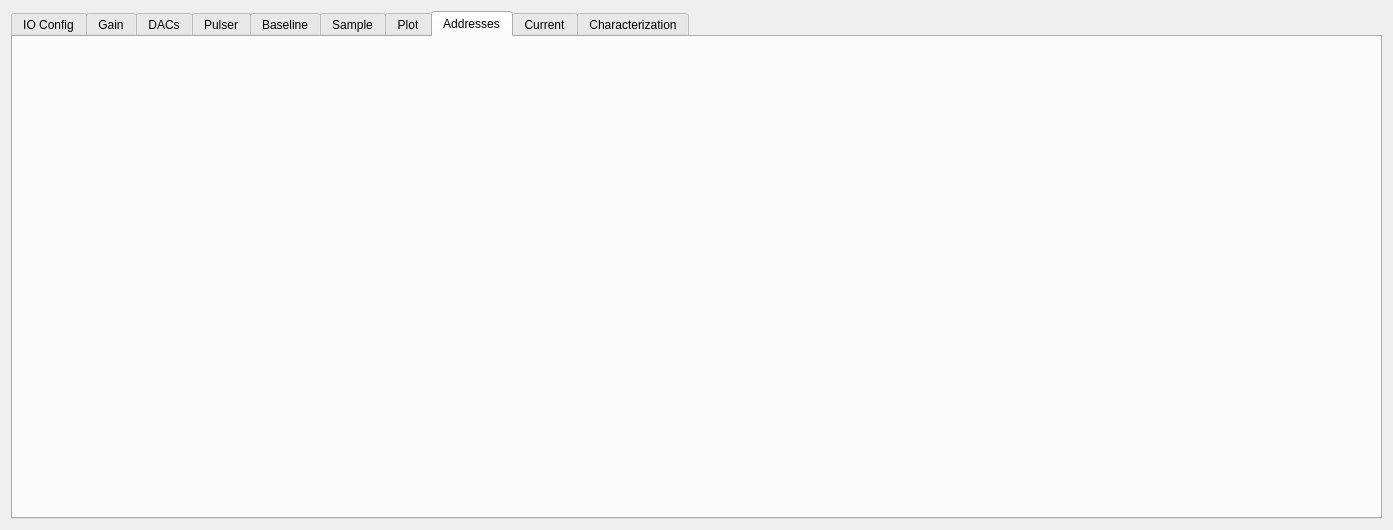
Before: the Qt Designer form mbspex/gui/qt/apfel/ApfelWidget.ui in gsi-ee/drivers, drawn with Qt 5.
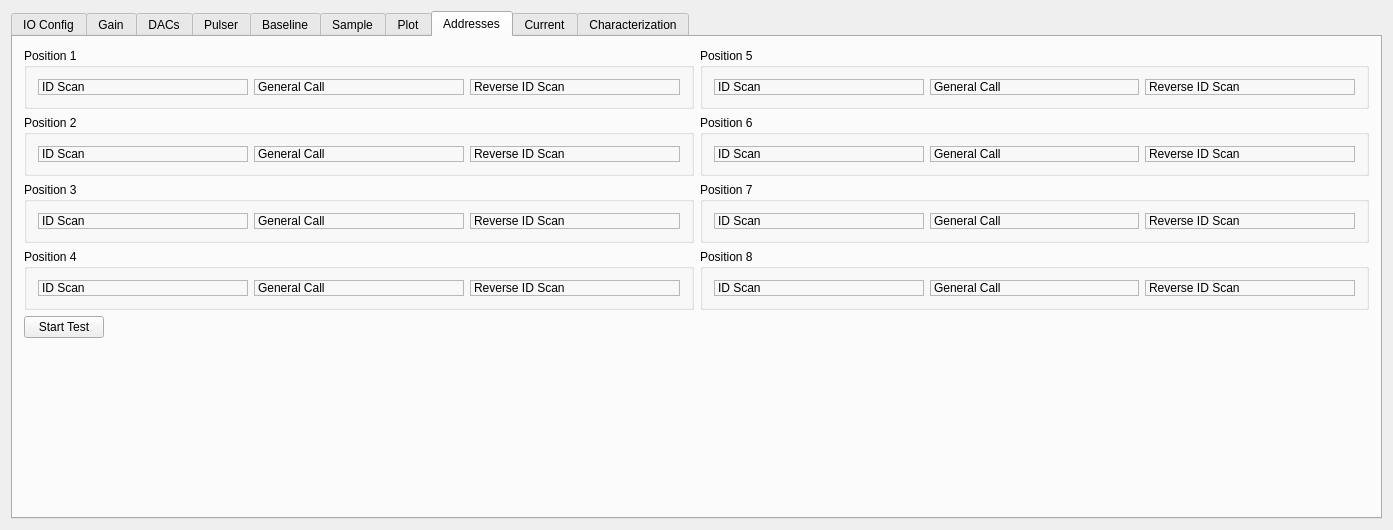
After: the same form once the commit is applied. The open tabs and pages were chosen to show the change. Custom widgets are drawn as their Qt base class.

Commit message: mbspex apfel gui: some more features. under construction.

What changed in the file:
```diff
--- a/mbspex/gui/qt/apfel/ApfelWidget.ui
+++ b/mbspex/gui/qt/apfel/ApfelWidget.ui
@@ -13,7 +13,7 @@
   <property name="windowTitle">
    <string>APFEL Widget</string>
   </property>
-  <layout class="QGridLayout" name="gridLayout_70">
+  <layout class="QGridLayout" name="gridLayout_74">
    <item row="0" column="0">
     <widget class="QTabWidget" name="ApfelTabWidget">
      <property name="toolTip">
@@ -7287,10 +7287,562 @@
       <attribute name="title">
        <string>Addresses</string>
       </attribute>
-      <layout class="QFormLayout" name="formLayout_2">
-       <property name="fieldGrowthPolicy">
-        <enum>QFormLayout::AllNonFixedFieldsGrow</enum>
-       </property>
+      <layout class="QFormLayout" name="formLayout_4">
+       <item row="0" column="0" colspan="2">
+        <layout class="QGridLayout" name="gridLayout_70">
+         <item row="0" column="0">
+          <widget class="QGroupBox" name="AdressGroupBox_1">
+           <property name="title">
+            <string>Position 1</string>
+           </property>
+           <layout class="QHBoxLayout" name="horizontalLayout_140">
+            <item>
+             <widget class="QLabel" name="AdressIDScan_Label_1">
+              <property name="toolTip">
+               <string>Shows status of Address ID scan test</string>
+              </property>
+              <property name="frameShape">
+               <enum>QFrame::StyledPanel</enum>
+              </property>
+              <property name="frameShadow">
+               <enum>QFrame::Sunken</enum>
+              </property>
+              <property name="lineWidth">
+               <number>2</number>
+              </property>
+              <property name="text">
+               <string>ID Scan</string>
+              </property>
+             </widget>
+            </item>
+            <item>
+             <widget class="QLabel" name="AdressGeneralCall_Label_1">
+              <property name="toolTip">
+               <string>Shows status of Address General Call (broadcast ) test</string>
+              </property>
+              <property name="frameShape">
+               <enum>QFrame::StyledPanel</enum>
+              </property>
+              <property name="frameShadow">
+               <enum>QFrame::Sunken</enum>
+              </property>
+              <property name="lineWidth">
+               <number>2</number>
+              </property>
+              <property name="text">
+               <string>General Call</string>
+              </property>
+             </widget>
+            </item>
+            <item>
+             <widget class="QLabel" name="AdressReverseID_Label_1">
+              <property name="toolTip">
+               <string>Shows status of Reverse Address ID scan test</string>
+              </property>
+              <property name="frameShape">
+               <enum>QFrame::StyledPanel</enum>
+              </property>
+              <property name="frameShadow">
+               <enum>QFrame::Sunken</enum>
+              </property>
+              <property name="lineWidth">
+               <number>2</number>
+              </property>
+              <property name="text">
+               <string>Reverse ID Scan</string>
+              </property>
+             </widget>
+            </item>
+           </layout>
+          </widget>
+         </item>
+         <item row="0" column="1">
+          <widget class="QGroupBox" name="AdressGroupBox_5">
+           <property name="title">
+            <string>Position 5</string>
+           </property>
+           <layout class="QHBoxLayout" name="horizontalLayout_144">
+            <item>
+             <widget class="QLabel" name="AdressIDScan_Label_5">
+              <property name="toolTip">
+               <string>Shows status of Address ID scan test</string>
+              </property>
+              <property name="frameShape">
+               <enum>QFrame::StyledPanel</enum>
+              </property>
+              <property name="frameShadow">
+               <enum>QFrame::Sunken</enum>
+              </property>
+              <property name="lineWidth">
+               <number>2</number>
+              </property>
+              <property name="text">
+               <string>ID Scan</string>
+              </property>
+             </widget>
+            </item>
+            <item>
+             <widget class="QLabel" name="AdressGeneralCall_Label_5">
+              <property name="toolTip">
+               <string>Shows status of Address General Call (broadcast ) test</string>
+              </property>
+              <property name="frameShape">
+               <enum>QFrame::StyledPanel</enum>
+              </property>
+              <property name="frameShadow">
+               <enum>QFrame::Sunken</enum>
+              </property>
+              <property name="lineWidth">
+               <number>2</number>
+              </property>
+              <property name="text">
+               <string>General Call</string>
+              </property>
+             </widget>
+            </item>
+            <item>
+             <widget class="QLabel" name="AdressReverseID_Label_5">
+              <property name="toolTip">
+               <string>Shows status of Reverse Address ID scan test</string>
+              </property>
+              <property name="frameShape">
+               <enum>QFrame::StyledPanel</enum>
+              </property>
+              <property name="frameShadow">
+               <enum>QFrame::Sunken</enum>
+              </property>
+              <property name="lineWidth">
+               <number>2</number>
+              </property>
+              <property name="text">
+               <string>Reverse ID Scan</string>
+              </property>
+             </widget>
+            </item>
+           </layout>
+          </widget>
+         </item>
+         <item row="1" column="0">
+          <widget class="QGroupBox" name="AdressGroupBox_2">
+           <property name="title">
+            <string>Position 2</string>
+           </property>
+           <layout class="QHBoxLayout" name="horizontalLayout_141">
+            <item>
+             <widget class="QLabel" name="AdressIDScan_Label_2">
+              <property name="toolTip">
+               <string>Shows status of Address ID scan test</string>
+              </property>
+              <property name="frameShape">
+               <enum>QFrame::StyledPanel</enum>
+              </property>
+              <property name="frameShadow">
+               <enum>QFrame::Sunken</enum>
+              </property>
+              <property name="lineWidth">
+               <number>2</number>
+              </property>
+              <property name="text">
+               <string>ID Scan</string>
+              </property>
+             </widget>
+            </item>
+            <item>
+             <widget class="QLabel" name="AdressGeneralCall_Label_2">
+              <property name="toolTip">
+               <string>Shows status of Address General Call (broadcast ) test</string>
+              </property>
+              <property name="frameShape">
+               <enum>QFrame::StyledPanel</enum>
+              </property>
+              <property name="frameShadow">
+               <enum>QFrame::Sunken</enum>
+              </property>
+              <property name="lineWidth">
+               <number>2</number>
+              </property>
+              <property name="text">
+               <string>General Call</string>
+              </property>
+             </widget>
+            </item>
+            <item>
+             <widget class="QLabel" name="AdressReverseID_Label_2">
+              <property name="toolTip">
+               <string>Shows status of Reverse Address ID scan test</string>
+              </property>
+              <property name="frameShape">
+               <enum>QFrame::StyledPanel</enum>
+              </property>
+              <property name="frameShadow">
+               <enum>QFrame::Sunken</enum>
+              </property>
+              <property name="lineWidth">
+               <number>2</number>
+              </property>
+              <property name="text">
+               <string>Reverse ID Scan</string>
+              </property>
+             </widget>
+            </item>
+           </layout>
+          </widget>
+         </item>
+         <item row="1" column="1">
+          <widget class="QGroupBox" name="AdressGroupBox_6">
+           <property name="title">
+            <string>Position 6</string>
+           </property>
+           <layout class="QHBoxLayout" name="horizontalLayout_145">
+            <item>
+             <widget class="QLabel" name="AdressIDScan_Label_6">
+              <property name="toolTip">
+               <string>Shows status of Address ID scan test</string>
+              </property>
+              <property name="frameShape">
+               <enum>QFrame::StyledPanel</enum>
+              </property>
+              <property name="frameShadow">
+               <enum>QFrame::Sunken</enum>
+              </property>
+              <property name="lineWidth">
+               <number>2</number>
+              </property>
+              <property name="text">
+               <string>ID Scan</string>
+              </property>
+             </widget>
+            </item>
+            <item>
+             <widget class="QLabel" name="AdressGeneralCall_Label_6">
+              <property name="toolTip">
+               <string>Shows status of Address General Call (broadcast ) test</string>
+              </property>
+              <property name="frameShape">
+               <enum>QFrame::StyledPanel</enum>
+              </property>
+              <property name="frameShadow">
+               <enum>QFrame::Sunken</enum>
+              </property>
+              <property name="lineWidth">
+               <number>2</number>
+              </property>
+              <property name="text">
+               <string>General Call</string>
+              </property>
+             </widget>
+            </item>
+            <item>
+             <widget class="QLabel" name="AdressReverseID_Label_6">
+              <property name="toolTip">
+               <string>Shows status of Reverse Address ID scan test</string>
+              </property>
+              <property name="frameShape">
+               <enum>QFrame::StyledPanel</enum>
+              </property>
+              <property name="frameShadow">
+               <enum>QFrame::Sunken</enum>
+              </property>
+              <property name="lineWidth">
+               <number>2</number>
+              </property>
+              <property name="text">
+               <string>Reverse ID Scan</string>
+              </property>
+             </widget>
+            </item>
+           </layout>
+          </widget>
+         </item>
+         <item row="2" column="0">
+          <widget class="QGroupBox" name="AdressGroupBox_3">
+           <property name="title">
+            <string>Position 3</string>
+           </property>
+           <layout class="QHBoxLayout" name="horizontalLayout_142">
+            <item>
+             <widget class="QLabel" name="AdressIDScan_Label_3">
+              <property name="toolTip">
+               <string>Shows status of Address ID scan test</string>
+              </property>
+              <property name="frameShape">
+               <enum>QFrame::StyledPanel</enum>
+              </property>
+              <property name="frameShadow">
+               <enum>QFrame::Sunken</enum>
+              </property>
+              <property name="lineWidth">
+               <number>2</number>
+              </property>
+              <property name="text">
+               <string>ID Scan</string>
+              </property>
+             </widget>
+            </item>
+            <item>
+             <widget class="QLabel" name="AdressGeneralCall_Label_3">
+              <property name="toolTip">
+               <string>Shows status of Address General Call (broadcast ) test</string>
+              </property>
+              <property name="frameShape">
+               <enum>QFrame::StyledPanel</enum>
+              </property>
+              <property name="frameShadow">
+               <enum>QFrame::Sunken</enum>
+              </property>
+              <property name="lineWidth">
+               <number>2</number>
+              </property>
+              <property name="text">
+               <string>General Call</string>
+              </property>
+             </widget>
+            </item>
+            <item>
+             <widget class="QLabel" name="AdressReverseID_Label_3">
+              <property name="toolTip">
+               <string>Shows status of Reverse Address ID scan test</string>
+              </property>
+              <property name="frameShape">
+               <enum>QFrame::StyledPanel</enum>
+              </property>
+              <property name="frameShadow">
+               <enum>QFrame::Sunken</enum>
+              </property>
+              <property name="lineWidth">
+               <number>2</number>
+              </property>
+              <property name="text">
+               <string>Reverse ID Scan</string>
+              </property>
+             </widget>
+            </item>
+           </layout>
+          </widget>
+         </item>
+         <item row="2" column="1">
+          <widget class="QGroupBox" name="AdressGroupBox_7">
+           <property name="title">
+            <string>Position 7</string>
+           </property>
+           <layout class="QHBoxLayout" name="horizontalLayout_146">
+            <item>
+             <widget class="QLabel" name="AdressIDScan_Label_7">
+              <property name="toolTip">
+               <string>Shows status of Address ID scan test</string>
+              </property>
+              <property name="frameShape">
+               <enum>QFrame::StyledPanel</enum>
+              </property>
+              <property name="frameShadow">
+               <enum>QFrame::Sunken</enum>
+              </property>
+              <property name="lineWidth">
+               <number>2</number>
+              </property>
+              <property name="text">
+               <string>ID Scan</string>
+              </property>
+             </widget>
+            </item>
+            <item>
+             <widget class="QLabel" name="AdressGeneralCall_Label_7">
+              <property name="toolTip">
+               <string>Shows status of Address General Call (broadcast ) test</string>
+              </property>
+              <property name="frameShape">
+               <enum>QFrame::StyledPanel</enum>
+              </property>
+              <property name="frameShadow">
+               <enum>QFrame::Sunken</enum>
+              </property>
+              <property name="lineWidth">
+               <number>2</number>
+              </property>
+              <property name="text">
+               <string>General Call</string>
+              </property>
+             </widget>
+            </item>
+            <item>
+             <widget class="QLabel" name="AdressReverseID_Label_7">
+              <property name="toolTip">
+               <string>Shows status of Reverse Address ID scan test</string>
+              </property>
+              <property name="frameShape">
+               <enum>QFrame::StyledPanel</enum>
+              </property>
+              <property name="frameShadow">
+               <enum>QFrame::Sunken</enum>
+              </property>
+              <property name="lineWidth">
+               <number>2</number>
+              </property>
+              <property name="text">
+               <string>Reverse ID Scan</string>
+              </property>
+             </widget>
+            </item>
+           </layout>
+          </widget>
+         </item>
+         <item row="3" column="0">
+          <widget class="QGroupBox" name="AdressGroupBox_4">
+           <property name="title">
+            <string>Position 4</string>
+           </property>
+           <layout class="QHBoxLayout" name="horizontalLayout_143">
+            <item>
+             <widget class="QLabel" name="AdressIDScan_Label_4">
+              <property name="toolTip">
+               <string>Shows status of Address ID scan test</string>
+              </property>
+              <property name="frameShape">
+               <enum>QFrame::StyledPanel</enum>
+              </property>
+              <property name="frameShadow">
+               <enum>QFrame::Sunken</enum>
+              </property>
+              <property name="lineWidth">
+               <number>2</number>
+              </property>
+              <property name="text">
+               <string>ID Scan</string>
+              </property>
+             </widget>
+            </item>
+            <item>
+             <widget class="QLabel" name="AdressGeneralCall_Label_4">
+              <property name="toolTip">
+               <string>Shows status of Address General Call (broadcast ) test</string>
+              </property>
+              <property name="frameShape">
+               <enum>QFrame::StyledPanel</enum>
+              </property>
+              <property name="frameShadow">
+               <enum>QFrame::Sunken</enum>
+              </property>
+              <property name="lineWidth">
+               <number>2</number>
+              </property>
+              <property name="text">
+               <string>General Call</string>
+              </property>
+             </widget>
+            </item>
+            <item>
+             <widget class="QLabel" name="AdressReverseID_Label_4">
+              <property name="toolTip">
+               <string>Shows status of Reverse Address ID scan test</string>
+              </property>
+              <property name="frameShape">
+               <enum>QFrame::StyledPanel</enum>
+              </property>
+              <property name="frameShadow">
+               <enum>QFrame::Sunken</enum>
+              </property>
+              <property name="lineWidth">
+               <number>2</number>
+              </property>
+              <property name="text">
+               <string>Reverse ID Scan</string>
+              </property>
+             </widget>
+            </item>
+           </layout>
+          </widget>
+         </item>
+         <item row="3" column="1">
+          <widget class="QGroupBox" name="AdressGroupBox_8">
+           <property name="title">
+            <string>Position 8</string>
+           </property>
+           <layout class="QHBoxLayout" name="horizontalLayout_147">
+            <item>
+             <widget class="QLabel" name="AdressIDScan_Label_8">
+              <property name="toolTip">
+               <string>Shows status of Address ID scan test</string>
+              </property>
+              <property name="frameShape">
+               <enum>QFrame::StyledPanel</enum>
+              </property>
+              <property name="frameShadow">
+               <enum>QFrame::Sunken</enum>
+              </property>
+              <property name="lineWidth">
+               <number>2</number>
+              </property>
+              <property name="text">
+               <string>ID Scan</string>
+              </property>
+             </widget>
+            </item>
+            <item>
+             <widget class="QLabel" name="AdressGeneralCall_Label_8">
+              <property name="toolTip">
+               <string>Shows status of Address General Call (broadcast ) test</string>
+              </property>
+              <property name="frameShape">
+               <enum>QFrame::StyledPanel</enum>
+              </property>
+              <property name="frameShadow">
+               <enum>QFrame::Sunken</enum>
+              </property>
+              <property name="lineWidth">
+               <number>2</number>
+              </property>
+              <property name="text">
+               <string>General Call</string>
+              </property>
+             </widget>
+            </item>
+            <item>
+             <widget class="QLabel" name="AdressReverseID_Label_8">
+              <property name="toolTip">
+               <string>Shows status of Reverse Address ID scan test</string>
+              </property>
+              <property name="frameShape">
+               <enum>QFrame::StyledPanel</enum>
+              </property>
+              <property name="frameShadow">
+               <enum>QFrame::Sunken</enum>
+              </property>
+              <property name="lineWidth">
+               <number>2</number>
+              </property>
+              <property name="text">
+               <string>Reverse ID Scan</string>
+              </property>
+             </widget>
+            </item>
+           </layout>
+          </widget>
+         </item>
+        </layout>
+       </item>
+       <item row="1" column="0">
+        <widget class="QPushButton" name="AddressScanPushButton">
+         <property name="toolTip">
+          <string>&lt;html&gt;&lt;head/&gt;&lt;body&gt;&lt;p&gt;push for Address ID Scan of all connected APFEL chips&lt;/p&gt;&lt;/body&gt;&lt;/html&gt;</string>
+         </property>
+         <property name="text">
+          <string>Start Test</string>
+         </property>
+        </widget>
+       </item>
+       <item row="1" column="1">
+        <spacer name="horizontalSpacer_19">
+         <property name="orientation">
+          <enum>Qt::Horizontal</enum>
+         </property>
+         <property name="sizeHint" stdset="0">
+          <size>
+           <width>1269</width>
+           <height>21</height>
+          </size>
+         </property>
+        </spacer>
+       </item>
       </layout>
      </widget>
      <widget class="QWidget" name="tab_25">
```
Left out of the diff: 629 changed lines with no effect on the pictures. The commit also changes 8 other files.
